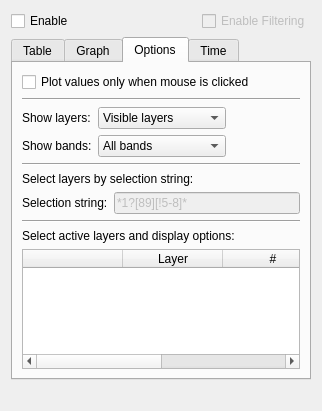
The window that ui_mutant.ui (mach0/mutant) describes before a commit, drawn with Qt 5.
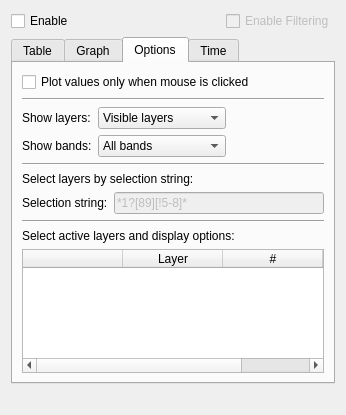
The same window after the commit. The open tabs and pages were chosen to show the change.

Patch:
```diff
--- a/ui_mutant.ui
+++ b/ui_mutant.ui
@@ -6,8 +6,8 @@
    <rect>
     <x>0</x>
     <y>0</y>
-    <width>322</width>
-    <height>411</height>
+    <width>346</width>
+    <height>415</height>
    </rect>
   </property>
   <property name="windowTitle">
```
Left out of the diff: 8 changed lines with no effect on the pictures.
